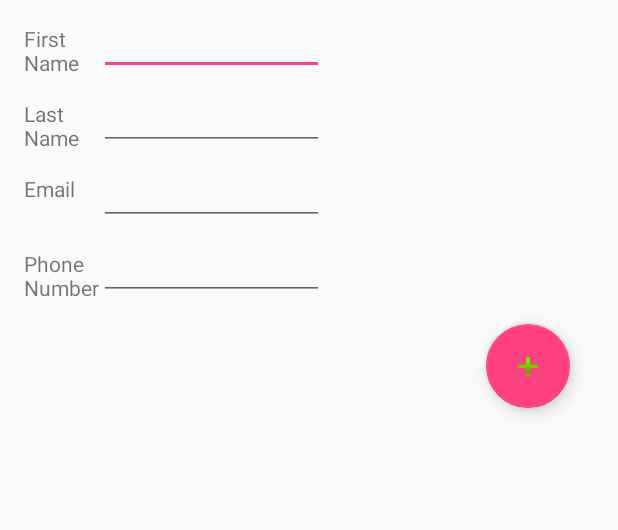
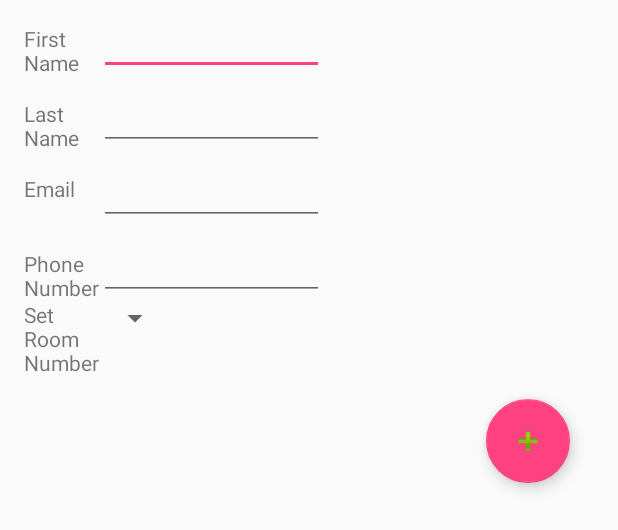
Before and after one commit to double-reinbows/kamar-client, an Android app: the layout fragment_check_guest_in.xml on its own in the app's theme, with its tools: preview values and no code run, on a phone screen of 412 x 824 dp. Shown: the top 530 px of the screen. Run offline under Robolectric (Android 15) with nearby library versions, the phone set to English and light mode, and no system bars.

Commit message:
Some minor fixes to the guest check in feature.

```diff
--- a/Kamar/app/src/main/java/com/martabak/kamar/service/Server.java
+++ b/Kamar/app/src/main/java/com/martabak/kamar/service/Server.java
@@ -70,7 +70,7 @@ public abstract class Server {
      * @return The server's base URL.
      */
     protected String getBaseUrl() {
-        return "http://192.168.178.24:5984";
+        return "http://192.168.1.5:5984";
     }
 
 }
--- a/Kamar/app/src/main/res/layout/fragment_check_guest_in.xml
+++ b/Kamar/app/src/main/res/layout/fragment_check_guest_in.xml
@@ -72,6 +72,21 @@
             android:id="@+id/guest_phone"/>
     </LinearLayout>
 
+    <LinearLayout
+        android:layout_width="wrap_content"
+        android:layout_height="wrap_content"
+        android:orientation="horizontal">
+        <TextView
+            android:layout_width="50dp"
+            android:layout_height="50dp"
+            android:text="@string/guest_room_number"
+            android:id="@+id/guest_room_number"/>
+        <Spinner
+            android:layout_width="match_parent"
+            android:layout_height="wrap_content"
+            android:id="@+id/guest_spinner"/>
+    </LinearLayout>
+
     <android.support.design.widget.FloatingActionButton
         android:id="@+id/check_guest_in_btn"
         android:layout_width="wrap_content"
--- a/Kamar/app/src/main/res/values/strings.xml
+++ b/Kamar/app/src/main/res/values/strings.xml
@@ -48,6 +48,7 @@
     <string name="negative">NO</string>
     <string name="ok">OK</string>
     <string name="cancel">CANCEL</string>
+    <string name="guest_room_number">Set Room Number</string>
     <string name="title_activity_survey">SurveyActivity</string>
     <string name="title_chat_list">Chats</string>
     <string name="title_chat_detail">Chat Detail</string>
```
Also changed, not shown: Kamar/app/src/main/java/com/martabak/kamar/activity/CheckGuestInFragment.java (+35 -1 lines).
